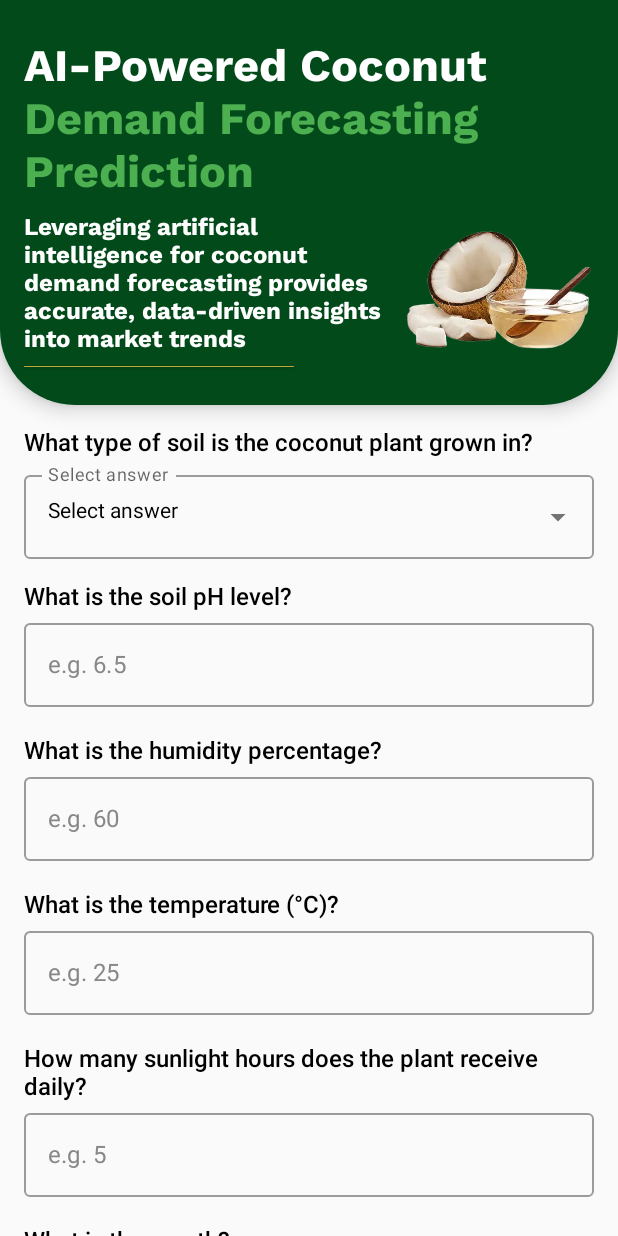
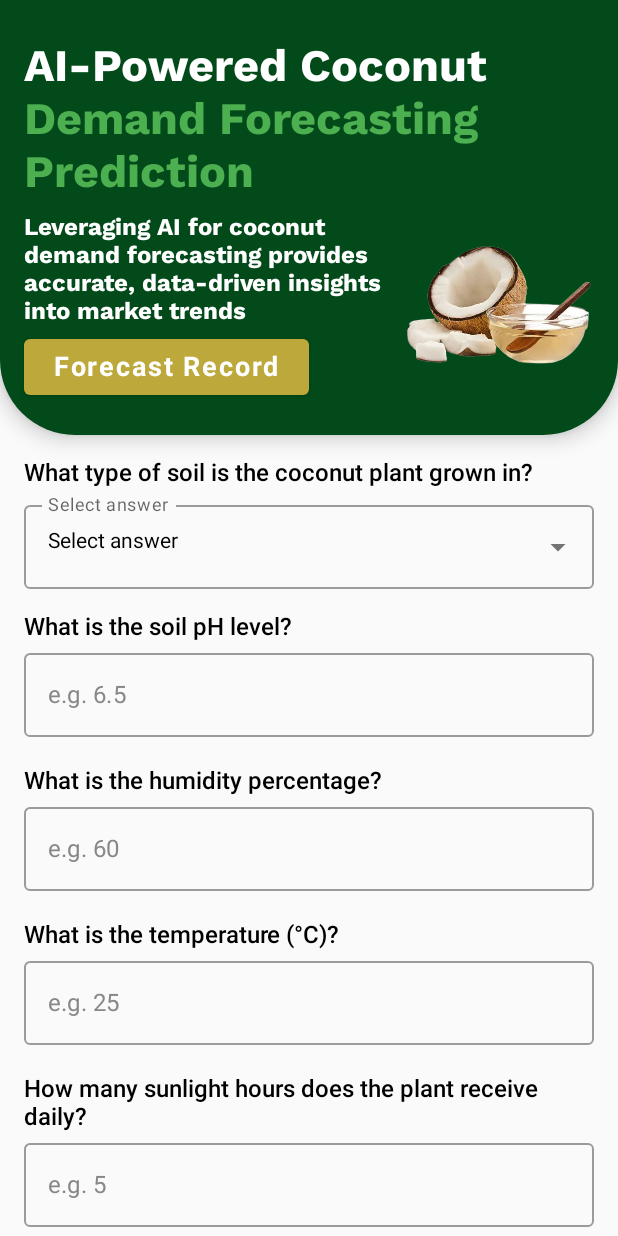
Before and after one commit to sathsaranigithub/Coco-Guard, an Android app built with Jetpack Compose: the ForecastingQuestionScreen screen opened through its navigation route, on a phone screen of 412 x 824 dp. Run offline under Robolectric (Android 15) with nearby library versions, the light colour scheme and no system bars; our stand-ins replace Compose Multiplatform resources; 1 statement that could not run was skipped.

Commit message:
web config solve
web config solve

```diff
--- a/composeApp/src/commonMain/kotlin/org/example/cocoguard/screens/forecasting/ForecastingQuestion.kt
+++ b/composeApp/src/commonMain/kotlin/org/example/cocoguard/screens/forecasting/ForecastingQuestion.kt
@@ -59,7 +59,7 @@ fun ForecastingQuestionScreen(navController: NavController) {
         Card(
             modifier = Modifier
                 .fillMaxWidth()
-                .height(270.dp)
+                .height(290.dp)
                 .padding(0.dp),
             shape = RoundedCornerShape(bottomStart = 50.dp, bottomEnd = 50.dp),
             backgroundColor = Color(0xFF024A1A),
@@ -98,7 +98,7 @@ fun ForecastingQuestionScreen(navController: NavController) {
                             .padding(end = 8.dp)
                     ) {
                         Text(
-                            text = "Leveraging artificial intelligence for coconut demand forecasting provides accurate, data-driven insights into market trends",
+                            text = "Leveraging AI for coconut demand forecasting provides accurate, data-driven insights into market trends",
                             color = Color.White,
                             fontSize = 16.sp,
                             fontFamily = workSansBoldFontFamily(),
@@ -110,7 +110,7 @@ fun ForecastingQuestionScreen(navController: NavController) {
                         Button(
                             onClick = { navController.navigate("forecastingRecord") },
                             colors = ButtonDefaults.buttonColors(backgroundColor = Color(0xFFBDA83B)),
-                            modifier = Modifier.width(180.dp)
+                            modifier = Modifier.width(190.dp)
                         ) {
                             Text(
                                 text = "Forecast Record",
```
Also changed, not shown: 1 other file.
